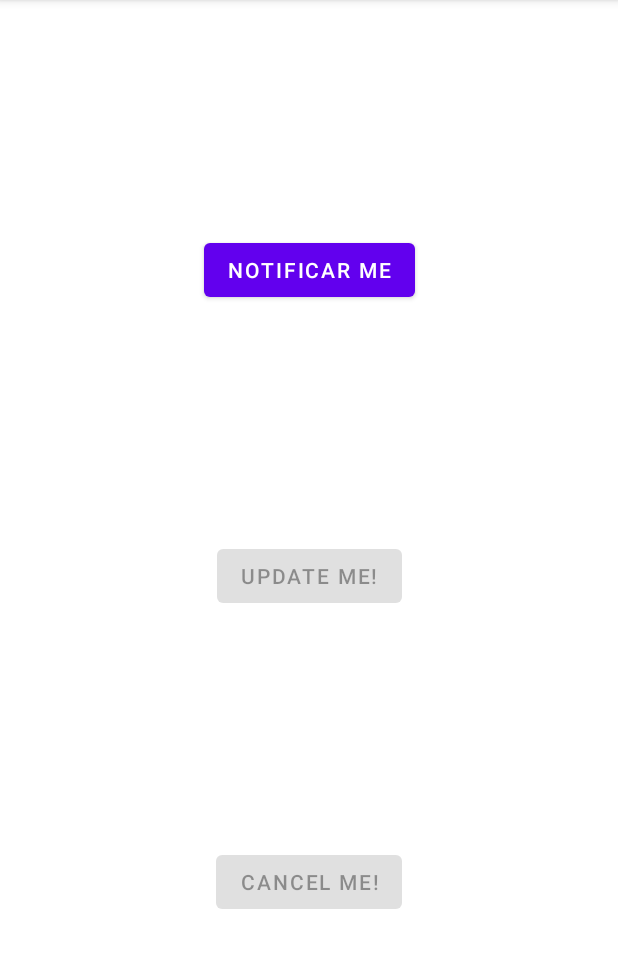
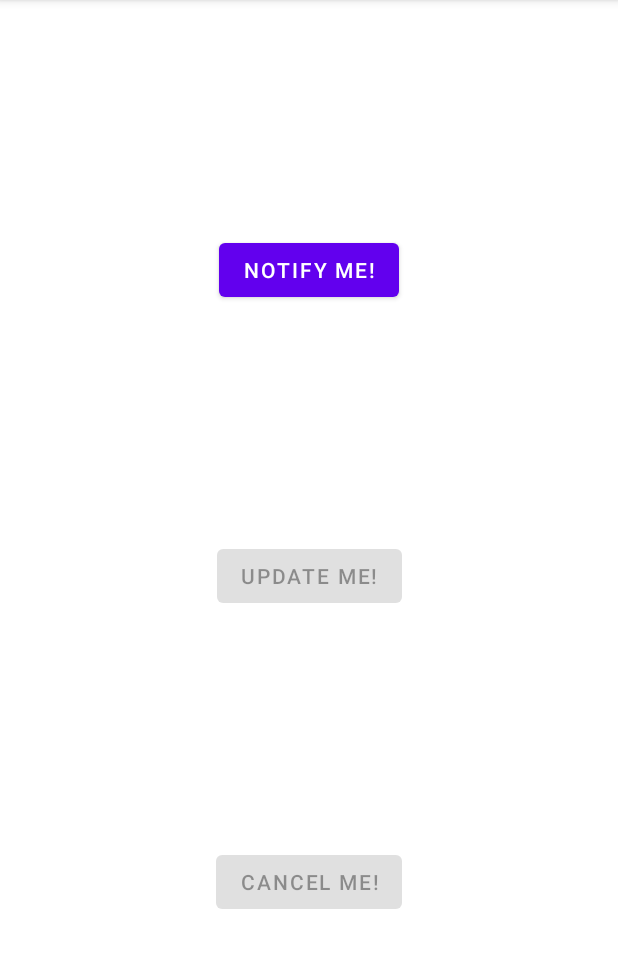
Before and after one commit to kelvingcr/Certification_Android, an Android app: the NotificationFragment screen opened through its navigation route, on a phone screen of 412 x 824 dp, the part 84-1052 px from its top. Run offline under Robolectric (Android 15) with nearby library versions, the phone set to English and light mode, and no system bars.

Commit message:
Added international strings

```diff
--- a/app/build.gradle
+++ b/app/build.gradle
@@ -21,6 +21,9 @@ android {
         release {
             minifyEnabled false
             proguardFiles getDefaultProguardFile('proguard-android-optimize.txt'), 'proguard-rules.pro'
+        }
+        debug {
+            pseudoLocalesEnabled true
         }
     }
     compileOptions {
--- a/app/src/main/res/layout/fragment_notification.xml
+++ b/app/src/main/res/layout/fragment_notification.xml
@@ -10,7 +10,7 @@
         android:id="@+id/notify"
         android:layout_width="wrap_content"
         android:layout_height="wrap_content"
-        android:text="Notificar me"
+        android:text="@string/notify_me"
         app:layout_constraintBottom_toTopOf="@+id/update"
         app:layout_constraintEnd_toEndOf="parent"
         app:layout_constraintStart_toStartOf="parent"
@@ -20,7 +20,7 @@
         android:id="@+id/update"
         android:layout_width="wrap_content"
         android:layout_height="wrap_content"
-        android:text="Update Me!"
+        android:text="@string/update_me"
         app:layout_constraintBottom_toTopOf="@+id/cancel"
         app:layout_constraintEnd_toEndOf="parent"
         app:layout_constraintStart_toStartOf="parent"
@@ -30,7 +30,7 @@
         android:id="@+id/cancel"
         android:layout_width="wrap_content"
         android:layout_height="wrap_content"
-        android:text="Cancel Me!"
+        android:text="@string/cancel_me"
         app:layout_constraintBottom_toBottomOf="parent"
         app:layout_constraintEnd_toEndOf="parent"
         app:layout_constraintStart_toStartOf="parent"
--- a/app/src/main/res/values/strings.xml
+++ b/app/src/main/res/values/strings.xml
@@ -1,5 +1,8 @@
 <resources>
     <string name="app_name">CertificacaoAndroid</string>
     <!-- TODO: Remove or change this placeholder text -->
-    <string name="hello_blank_fragment">Hello blank fragment</string>
+    <string name="hello_blank_fragment" translatable="false">Hello blank fragment</string>
+    <string name="update_me">Update Me!</string>
+    <string name="cancel_me">Cancel Me!</string>
+    <string name="notify_me">Notify Me!</string>
 </resources>
```
Also changed, not shown: 1 other file.
